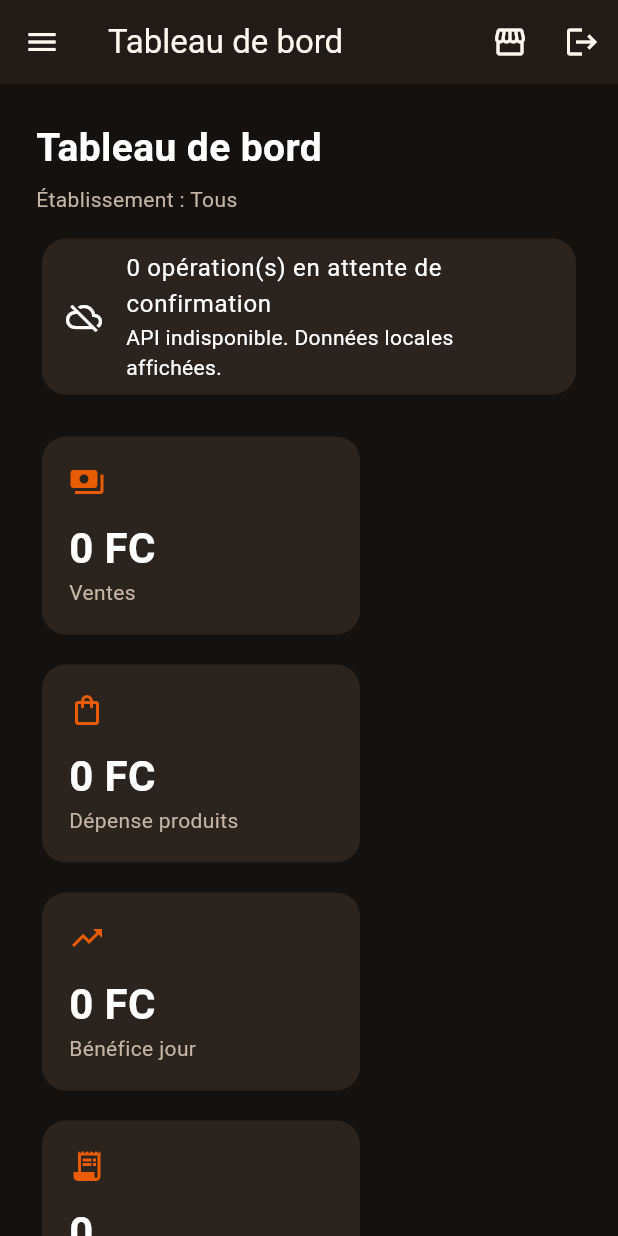
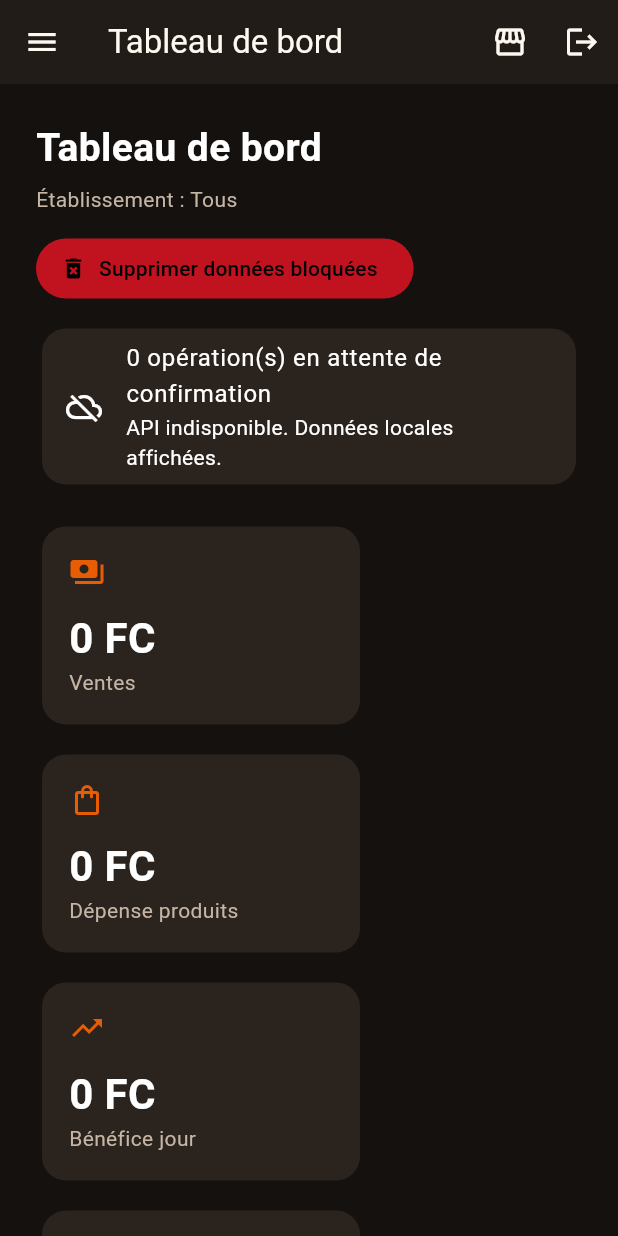
Before and after one commit to ASOFES/Ndjo-tacos, a Flutter app: the AdminShell screen opened directly with empty values, on a phone screen of 412 x 824 dp. Run offline on Flutter 3.47's test engine with Material 3 defaults, Android fonts, the phone set to English and light mode, and no system bars; our stand-ins replace connectivity_plus, geolocator, hive_flutter, shared_preferences; missing offline and left inert: dart:html, dart:js_interop, dart:ui_web; accounts and stored records are empty; network calls fail.

Commit message:
Put one red stuck-data wipe button on Dashboard and Caisse, then hard-reload after clearing local storage.
Co-authored-by: Cursor <cursoragent@cursor.com>

```diff
--- a/app/lib/api.dart
+++ b/app/lib/api.dart
@@ -7,7 +7,7 @@ import 'package:shared_preferences/shared_preferences.dart';
 
 class Api {
   static const appVersion = '1.0.0';
-  static const appBuild = 5;
+  static const appBuild = 6;
   static const prefsKey = 'ndjo_api_base';
   static String? _override;
 
--- /dev/null
+++ b/app/lib/clear_stuck_data.dart
@@ -0,0 +1,65 @@
+import 'package:flutter/material.dart';
+
+import 'offline/web_backup.dart';
+import 'session.dart';
+import 'theme.dart';
+
+/// Bouton unique pour supprimer les données locales bloquées (cache navigateur / Hive).
+class NdjoClearStuckDataButton extends StatefulWidget {
+  const NdjoClearStuckDataButton({super.key, required this.session});
+
+  final Session session;
+
+  @override
+  State<NdjoClearStuckDataButton> createState() => _NdjoClearStuckDataButtonState();
+}
+
+class _NdjoClearStuckDataButtonState extends State<NdjoClearStuckDataButton> {
+  bool busy = false;
+
+  Future<void> _run() async {
+    final ok = await showDialog<bool>(
+      context: context,
+      builder: (ctx) => AlertDialog(
+        title: const Text('Supprimer les données bloquées'),
+        content: const Text(
+          'Efface immédiatement le cache local (commandes LOCAL-, catalogue, stock, file hors ligne) '
+          'sur cet appareil, puis recharge la page. La base serveur n’est pas touchée.',
+        ),
+        actions: [
+          TextButton(onPressed: () => Navigator.pop(ctx, false), child: const Text('Annuler')),
+          FilledButton(
+            onPressed: () => Navigator.pop(ctx, true),
+            style: FilledButton.styleFrom(backgroundColor: NdjoColors.danger),
+            child: const Text('Supprimer'),
+          ),
+        ],
+      ),
+    );
+    if (ok != true || !mounted) return;
+    setState(() => busy = true);
+    try {
+      await widget.session.sync?.store.clearBusinessData();
+      widget.session.refreshUi();
+      reloadAppPage();
+      if (!mounted) return;
+      ScaffoldMessenger.of(context).showSnackBar(
+        const SnackBar(content: Text('Données locales supprimées.')),
+      );
+    } finally {
+      if (mounted) setState(() => busy = false);
+    }
+  }
+
+  @override
+  Widget build(BuildContext context) {
+    return FilledButton.icon(
+      onPressed: busy ? null : _run,
+      icon: busy
+          ? const SizedBox(width: 16, height: 16, child: CircularProgressIndicator(strokeWidth: 2, color: Colors.white))
+          : const Icon(Icons.delete_forever),
+      label: Text(busy ? 'Suppression…' : 'Supprimer données bloquées'),
+      style: FilledButton.styleFrom(backgroundColor: NdjoColors.danger),
+    );
+  }
+}
--- a/app/lib/offline/local_store.dart
+++ b/app/lib/offline/local_store.dart
@@ -610,5 +610,6 @@ class LocalStore {
     ]) {
       clearWebBackup(key);
     }
+    clearAllNdjoWebStorage();
   }
 }
--- a/app/lib/offline/web_backup_stub.dart
+++ b/app/lib/offline/web_backup_stub.dart
@@ -3,3 +3,7 @@ void saveWebBackup(String key, String json) {}
 String? loadWebBackup(String key) => null;
 
 void clearWebBackup(String key) {}
+
+void clearAllNdjoWebStorage() {}
+
+void reloadAppPage() {}
--- a/app/lib/ops_pages.dart
+++ b/app/lib/ops_pages.dart
@@ -2,11 +2,12 @@ import 'dart:async';
 
 import 'package:flutter/material.dart';
 
+import 'api.dart';
+import 'clear_stuck_data.dart';
 import 'pages.dart';
 import 'session.dart';
 import 'theme.dart';
 import 'ticket.dart';
-import 'api.dart';
 
 class OrganizationPage extends StatefulWidget {
   const OrganizationPage({super.key, required this.session});
@@ -1250,6 +1251,9 @@ class _PosPageState extends State<PosPage> {
     final compact = ndjoCompact(context);
     final menu = [
                     const Text('Caisse', style: TextStyle(fontSize: 26, fontWeight: FontWeight.bold)),
+                    const SizedBox(height: 8),
+                    NdjoClearStuckDataButton(session: widget.session),
+                    const SizedBox(height: 8),
                     ndjoExportButtons(
                       onExcel: () => downloadNdjoExport(context, widget.session, kind: 'sales', format: 'xls', period: 'jour'),
                       onPdf: () => downloadNdjoExport(context, widget.session, kind: 'sales', format: 'pdf', period: 'jour'),
--- a/app/lib/pages.dart
+++ b/app/lib/pages.dart
@@ -1,6 +1,7 @@
 import 'package:flutter/material.dart';
 
 import 'api.dart';
+import 'clear_stuck_data.dart';
 import 'export_file.dart';
 import 'session.dart';
 import 'theme.dart';
@@ -459,6 +460,11 @@ class _DashboardPageState extends State<DashboardPage> {
         const Text('Tableau de bord', style: TextStyle(fontSize: 26, fontWeight: FontWeight.bold)),
         const SizedBox(height: 6),
         Text('Établissement : ${widget.session.establishment?['name'] ?? 'Tous'}', style: const TextStyle(color: NdjoColors.muted)),
+        const SizedBox(height: 12),
+        Align(
+          alignment: Alignment.centerLeft,
+          child: NdjoClearStuckDataButton(session: widget.session),
+        ),
         if (stats!['offline'] == true || pending.isNotEmpty) ...[
           const SizedBox(height: 12),
           Card(
```
Also changed, not shown: app/lib/offline/web_backup_web.dart (+35 -0 lines), app/lib/ops_center.dart (+10 -53 lines).
